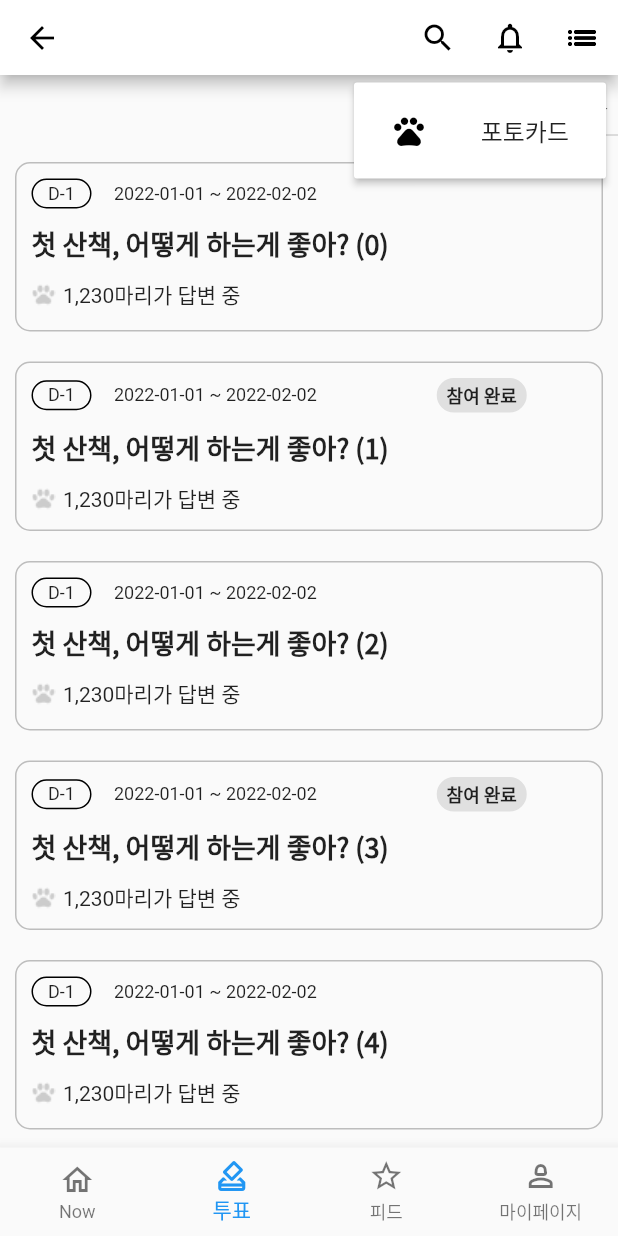
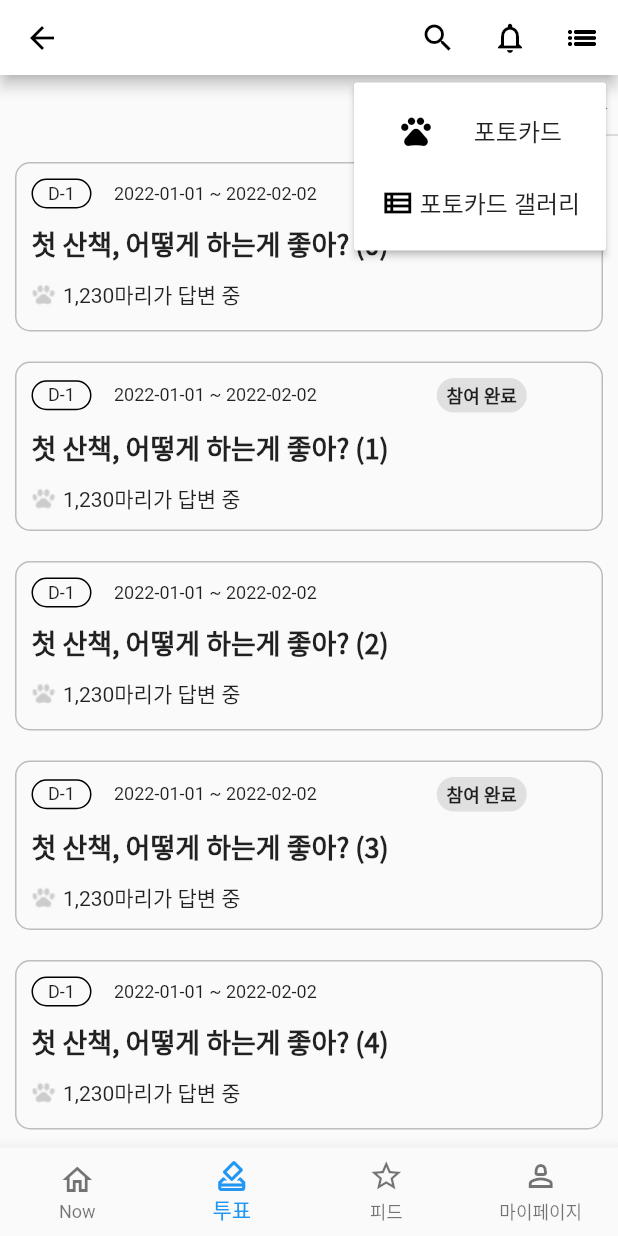
Before and after one commit to Morris235/ouul, a Flutter app: the screen it shows after launch, item 2 of the bottom bar chosen, after a tap on the "list" icon, on a phone screen of 412 x 824 dp. Run offline on Flutter 3.47's test engine with Material 2 defaults, Android fonts, the phone set to English and light mode, and no system bars.

```diff
--- a/lib/views/main_app_bar.dart
+++ b/lib/views/main_app_bar.dart
@@ -1,5 +1,6 @@
 import 'package:flutter/material.dart';
-import 'package:ouul/views/photo_card_page.dart';
+import 'package:ouul/views/photo_card_%20creation_page.dart';
+import 'package:ouul/views/photo_card_appeal_page.dart';
 
 class MainAppBar extends StatefulWidget implements PreferredSizeWidget {
   const MainAppBar({super.key});
@@ -54,7 +55,14 @@ class _MainAppBarState extends State<MainAppBar> {
                 case 'photoCard':
                   Navigator.of(context).push(
                     MaterialPageRoute(
-                      builder: (context) => const PhotoCardPage(),
+                      builder: (context) => const PhotoCardCreationPage(),
+                    ),
+                  );
+                  break;
+                case 'photoCardGallery':
+                  Navigator.of(context).push(
+                    MaterialPageRoute(
+                      builder: (context) => const PhotoCardAppealPage(),
                     ),
                   );
                   break;
@@ -70,10 +78,19 @@ class _MainAppBarState extends State<MainAppBar> {
                             Icons.pets_outlined,
                             color: Colors.black,
                           ),
-                          SizedBox(
-                            width: 1,
+                          Text('포토카드')
+                        ],
+                      )),
+                  PopupMenuItem(
+                      value: 'photoCardGallery',
+                      child: Row(
+                        mainAxisAlignment: MainAxisAlignment.spaceAround,
+                        children: const [
+                          Icon(
+                            Icons.view_list_outlined,
+                            color: Colors.black,
                           ),
-                          Text('포토카드')
+                          Text('포토카드 갤러리')
                         ],
                       ))
                 ])),
```
Also changed, not shown: lib/components/photo_card_cover_item.dart (added, +15 -0 lines), lib/components/photo_card_item.dart (+5 -2 lines), lib/models/card_info.dart (added, +15 -0 lines), lib/views/photo_card_ creation_page.dart (renamed from lib/views/photo_card_page.dart, +9 -5 lines), lib/views/photo_card_appeal_page.dart (added, +28 -0 lines), lib/views/photo_card_gallery_page.dart (added).
